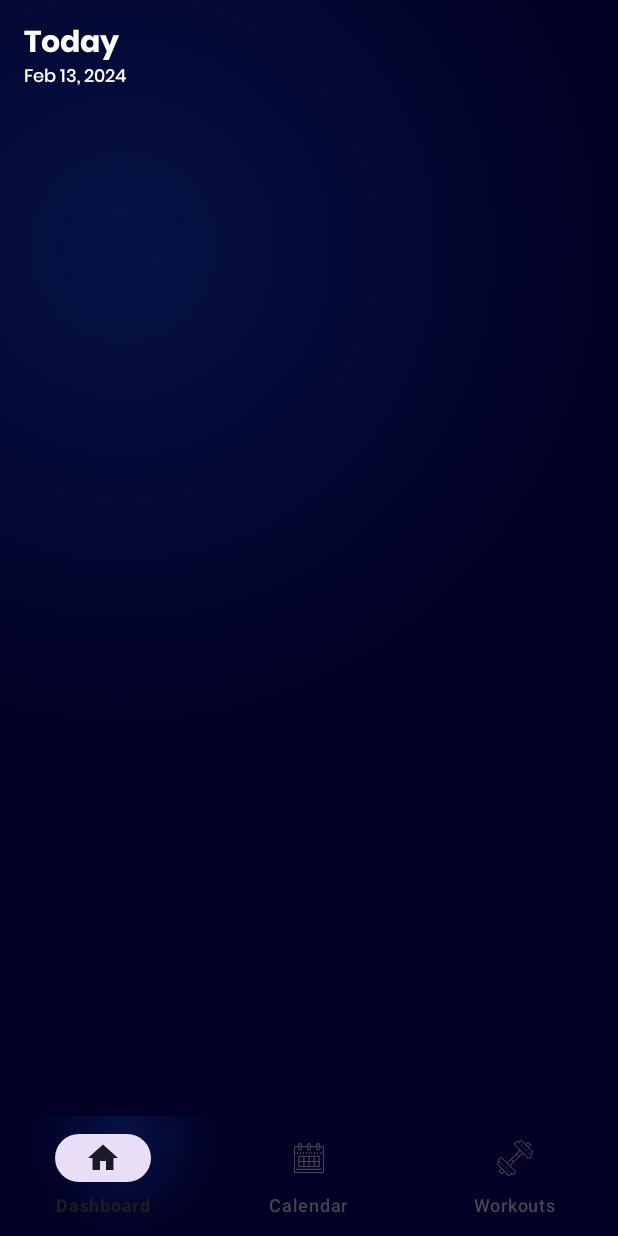
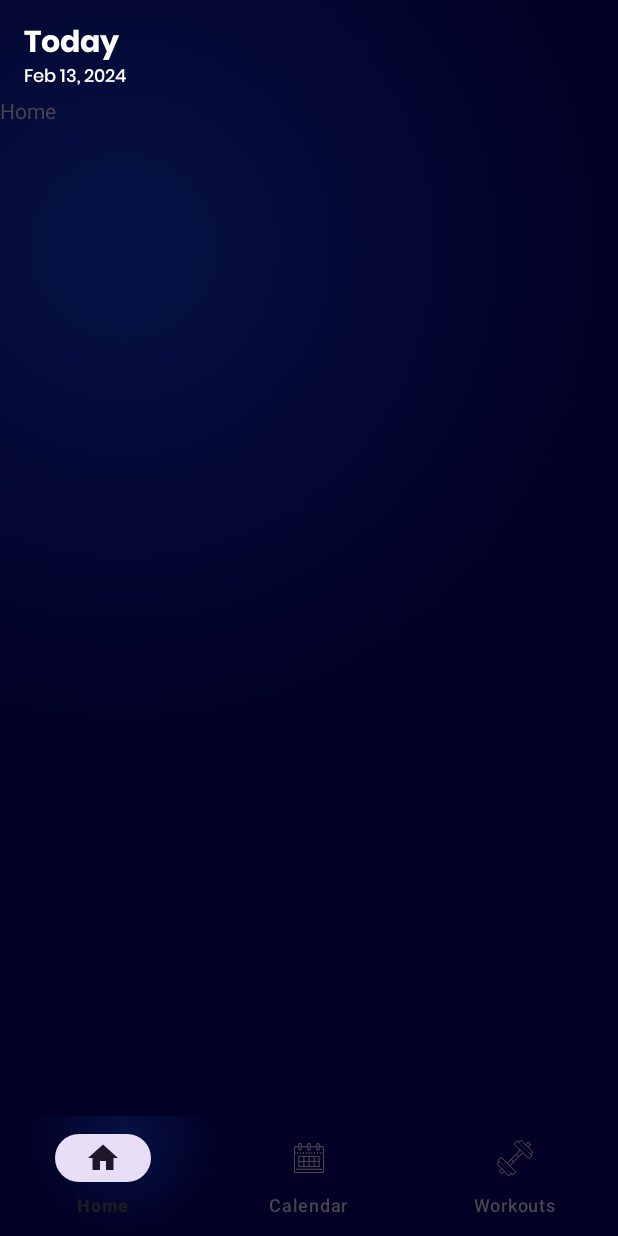
Before and after one commit to kieloBash/FitQuest-MobDeve, an Android app: the Dashboard screen opened directly, with no data from a screen before it, on a phone screen of 412 x 824 dp. Run offline under Robolectric (Android 15) with nearby library versions, the phone set to English and light mode, and no system bars.

Commit message:
made functional bottom navigationbar for fragments

```diff
--- a/app/build.gradle.kts
+++ b/app/build.gradle.kts
@@ -26,6 +26,9 @@ android {
             )
         }
     }
+    buildFeatures {
+        viewBinding
+    }
     compileOptions {
         sourceCompatibility = JavaVersion.VERSION_1_8
         targetCompatibility = JavaVersion.VERSION_1_8
--- a/app/src/main/java/com/mobdeve/s13/mercado/kielo/fitquest/Dashboard.kt
+++ b/app/src/main/java/com/mobdeve/s13/mercado/kielo/fitquest/Dashboard.kt
@@ -2,10 +2,33 @@ package com.mobdeve.s13.mercado.kielo.fitquest
 
 import androidx.appcompat.app.AppCompatActivity
 import android.os.Bundle
+import androidx.fragment.app.Fragment
+import com.google.android.material.bottomnavigation.BottomNavigationView
 
 class Dashboard : AppCompatActivity() {
     override fun onCreate(savedInstanceState: Bundle?) {
         super.onCreate(savedInstanceState)
         setContentView(R.layout.activity_dashboard)
+        replaceFragment(Home())
+
+        val bottomNavigationView = findViewById<BottomNavigationView>(R.id.bottom_navigation)
+        bottomNavigationView.setOnItemSelectedListener {
+            when(it.itemId){
+                R.id.navigation_home -> replaceFragment(Home())
+                R.id.navigation_calendar -> replaceFragment(Calendar())
+                R.id.navigation_workout -> replaceFragment(Workouts())
+
+                else -> {}
+
+            }
+            true
+        }
+    }
+
+    private fun replaceFragment(fragment: Fragment){
+        val fragmentManager = supportFragmentManager
+        val fragmentTransaction = fragmentManager.beginTransaction()
+        fragmentTransaction.replace(R.id.frame,fragment)
+        fragmentTransaction.commit()
     }
 }
--- /dev/null
+++ b/app/src/main/java/com/mobdeve/s13/mercado/kielo/fitquest/Home.kt
@@ -0,0 +1,59 @@
+package com.mobdeve.s13.mercado.kielo.fitquest
+
+import android.os.Bundle
+import androidx.fragment.app.Fragment
+import android.view.LayoutInflater
+import android.view.View
+import android.view.ViewGroup
+
+// TODO: Rename parameter arguments, choose names that match
+// the fragment initialization parameters, e.g. ARG_ITEM_NUMBER
+private const val ARG_PARAM1 = "param1"
+private const val ARG_PARAM2 = "param2"
+
+/**
+ * A simple [Fragment] subclass.
+ * Use the [Home.newInstance] factory method to
+ * create an instance of this fragment.
+ */
+class Home : Fragment() {
+    // TODO: Rename and change types of parameters
+    private var param1: String? = null
+    private var param2: String? = null
+
+    override fun onCreate(savedInstanceState: Bundle?) {
+        super.onCreate(savedInstanceState)
+        arguments?.let {
+            param1 = it.getString(ARG_PARAM1)
+            param2 = it.getString(ARG_PARAM2)
+        }
+    }
+
+    override fun onCreateView(
+        inflater: LayoutInflater, container: ViewGroup?,
+        savedInstanceState: Bundle?
+    ): View? {
+        // Inflate the layout for this fragment
+        return inflater.inflate(R.layout.fragment_home, container, false)
+    }
+
+    companion object {
+        /**
+         * Use this factory method to create a new instance of
+         * this fragment using the provided parameters.
+         *
+         * @param param1 Parameter 1.
+         * @param param2 Parameter 2.
+         * @return A new instance of fragment Home.
+         */
+        // TODO: Rename and change types and number of parameters
+        @JvmStatic
+        fun newInstance(param1: String, param2: String) =
+            Home().apply {
+                arguments = Bundle().apply {
+                    putString(ARG_PARAM1, param1)
+                    putString(ARG_PARAM2, param2)
+                }
+            }
+    }
+}
--- a/app/src/main/java/com/mobdeve/s13/mercado/kielo/fitquest/MainActivity.kt
+++ b/app/src/main/java/com/mobdeve/s13/mercado/kielo/fitquest/MainActivity.kt
@@ -6,7 +6,6 @@ import android.os.Bundle
 import android.widget.Button
 
 class MainActivity : AppCompatActivity() {
-
     override fun onCreate(savedInstanceState: Bundle?) {
         super.onCreate(savedInstanceState)
         setContentView(R.layout.activity_main)
--- /dev/null
+++ b/app/src/main/res/layout/fragment_home.xml
@@ -0,0 +1,14 @@
+<?xml version="1.0" encoding="utf-8"?>
+<FrameLayout xmlns:android="http://schemas.android.com/apk/res/android"
+    xmlns:tools="http://schemas.android.com/tools"
+    android:layout_width="match_parent"
+    android:layout_height="match_parent"
+    tools:context=".Home">
+
+    <!-- TODO: Update blank fragment layout -->
+    <TextView
+        android:layout_width="match_parent"
+        android:layout_height="match_parent"
+        android:text="Home" />
+
+</FrameLayout>
--- a/app/src/main/res/layout/fragment_workouts.xml
+++ b/app/src/main/res/layout/fragment_workouts.xml
@@ -9,6 +9,6 @@
     <TextView
         android:layout_width="match_parent"
         android:layout_height="match_parent"
-        android:text="@string/hello_blank_fragment" />
+        android:text="Workouts" />
 
 </FrameLayout>
--- a/app/src/main/res/menu/bottom_navigations.xml
+++ b/app/src/main/res/menu/bottom_navigations.xml
@@ -1,9 +1,9 @@
 <?xml version="1.0" encoding="utf-8"?>
 <menu xmlns:android="http://schemas.android.com/apk/res/android">
     <item
-        android:id="@+id/navigation_dashboard"
+        android:id="@+id/navigation_home"
         android:icon="@drawable/baseline_home_24"
-        android:title="Dashboard"/>
+        android:title="Home"/>
     <item
         android:id="@+id/navigation_calendar"
         android:icon="@drawable/calendar_icon"
```
